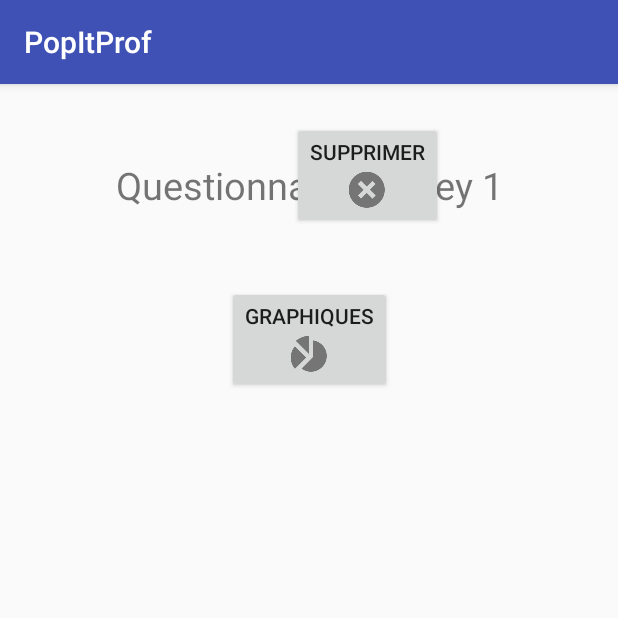
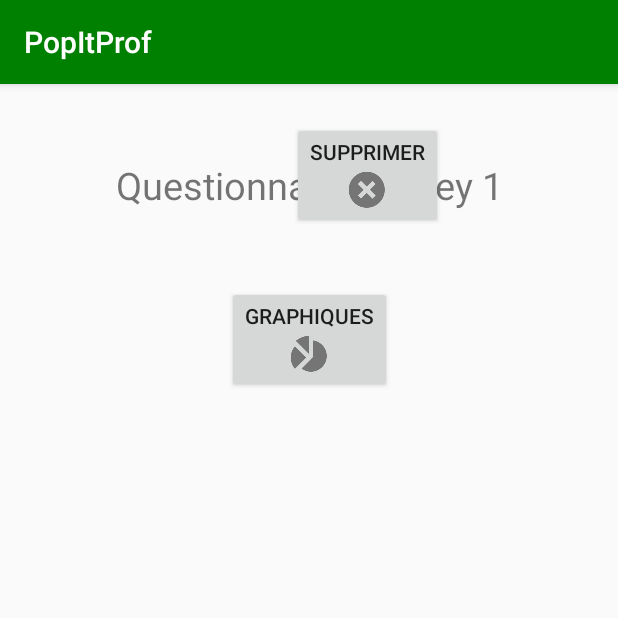
Before and after one commit to JofreyLuc/popit-prof, an Android app: the screen it shows after launch (DashboardActivity), after a tap on "SURVEY 1", on a phone screen of 412 x 824 dp, the top half of it. Run offline under Robolectric (Android 15) with nearby library versions, the phone set to English and light mode, and no system bars.

Commit message:
dots okay et refactoring

```diff
--- a/app/src/main/AndroidManifest.xml
+++ b/app/src/main/AndroidManifest.xml
@@ -11,8 +11,7 @@
         android:theme="@style/AppTheme">
         <activity
             android:name=".Accueil"
-            android:label="@string/app_name"
-            android:theme="@style/AppTheme.NoActionBar">
+            android:label="@string/app_name">
             <intent-filter>
                 <action android:name="android.intent.action.MAIN" />
 
--- a/app/src/main/java/zac/vince/jl/patou/popitprof/Accueil.java
+++ b/app/src/main/java/zac/vince/jl/patou/popitprof/Accueil.java
@@ -8,25 +8,21 @@ import android.support.v7.app.AppCompatActivity;
 import android.view.Menu;
 import android.view.MenuItem;
 
-import java.util.ArrayList;
-import java.util.List;
-
 import zac.vince.jl.patou.popitprof.CompatInterfaces.DashboardLauncher;
-import zac.vince.jl.patou.popitprof.model.Survey;
 import zac.vince.jl.patou.popitprof.persistence.DataStorage;
 
 public class Accueil extends AppCompatActivity implements DashboardLauncher {
 
-    DemoCollectionPagerAdapter mDemoCollectionPagerAdapter;
+    SurveysListPagerAdapter mSurveysListPagerAdapter;
     ViewPager mViewPager;
 
     @Override
     protected void onCreate(Bundle savedInstanceState) {
         super.onCreate(savedInstanceState);
         setContentView(R.layout.activity_accueil);
-        mDemoCollectionPagerAdapter = new DemoCollectionPagerAdapter(getSupportFragmentManager(), DataStorage.getInstance().getSurveys().getSurveysName());
+        mSurveysListPagerAdapter = new SurveysListPagerAdapter(getSupportFragmentManager(), DataStorage.getInstance().getSurveys().getSurveysName());
         mViewPager = (ViewPager) findViewById(R.id.pager);
-        mViewPager.setAdapter(mDemoCollectionPagerAdapter);
+        mViewPager.setAdapter(mSurveysListPagerAdapter);
         TabLayout tabLayout = (TabLayout) findViewById(R.id.tabDots);
         tabLayout.setupWithViewPager(mViewPager, true);
     }
--- a/app/src/main/java/zac/vince/jl/patou/popitprof/ChartsActivity.java
+++ b/app/src/main/java/zac/vince/jl/patou/popitprof/ChartsActivity.java
@@ -52,6 +52,6 @@ public class ChartsActivity extends AppCompatActivity {
     @Override
     protected void onPause() {
         super.onPause();
-        overridePendingTransition(R.anim.stay, R.anim.slide_out_up);
+        overridePendingTransition(R.anim.stay, R.anim.slide_out_down);
     }
 }
--- a/app/src/main/java/zac/vince/jl/patou/popitprof/DashboardActivity.java
+++ b/app/src/main/java/zac/vince/jl/patou/popitprof/DashboardActivity.java
@@ -4,7 +4,6 @@ import android.content.Intent;
 import android.graphics.PointF;
 import android.support.v7.app.AppCompatActivity;
 import android.os.Bundle;
-import android.util.Log;
 import android.view.MotionEvent;
 import android.view.View;
 import android.widget.Button;
@@ -51,7 +50,7 @@ public class DashboardActivity extends AppCompatActivity {
 
     private void deleteSurvey(){
         DataStorage.getInstance().removeSurvey(surveyName);
-        Toast.makeText(this, "Qeustionnaire " + surveyName + "\"supprimé\"", Toast.LENGTH_LONG).show();
+        Toast.makeText(this, "Questionnaire " + surveyName + " \"supprimé\"", Toast.LENGTH_LONG).show();
         finish();
     }
 
@@ -98,6 +97,6 @@ public class DashboardActivity extends AppCompatActivity {
     @Override
     protected void onPause() {
         super.onPause();
-        overridePendingTransition(R.anim.stay, R.anim.slide_out_up);
+        overridePendingTransition(R.anim.stay, R.anim.slide_out_down);
     }
 }
--- a/app/src/main/java/zac/vince/jl/patou/popitprof/DemoCollectionPagerAdapter.java
+++ b/app/src/main/java/zac/vince/jl/patou/popitprof/SurveysListPagerAdapter.java
@@ -13,11 +13,11 @@ import java.util.List;
  * Created by patrick on 3/16/18.
  */
 
-public class DemoCollectionPagerAdapter extends FragmentStatePagerAdapter {
+public class SurveysListPagerAdapter extends FragmentStatePagerAdapter {
 
     private ArrayList<String> surveys;
 
-    public DemoCollectionPagerAdapter(FragmentManager fm, ArrayList<String> surveys) {
+    public SurveysListPagerAdapter(FragmentManager fm, ArrayList<String> surveys) {
         super(fm);
         this.surveys = surveys;
     }
@@ -54,6 +54,6 @@ public class DemoCollectionPagerAdapter extends FragmentStatePagerAdapter {
 
     @Override
     public CharSequence getPageTitle(int position) {
-        return "OBJECT " + (position + 1);
+        return "";
     }
 }
--- a/app/src/main/res/drawable/tab_indicator_default.xml
+++ b/app/src/main/res/drawable/tab_indicator_default.xml
@@ -1,12 +1,10 @@
 <?xml version="1.0" encoding="utf-8"?>
-<layer-list xmlns:android="http://schemas.android.com/apk/res/android">
-    <item>
+
 <shape
+    xmlns:android="http://schemas.android.com/apk/res/android"
     android:innerRadius="0dp"
     android:shape="ring"
     android:thickness="2dp"
     android:useLevel="false">
     <solid android:color="@android:color/darker_gray"/>
 </shape>
-    </item>
-</layer-list>
--- a/app/src/main/res/drawable/tab_indicator_selected.xml
+++ b/app/src/main/res/drawable/tab_indicator_selected.xml
@@ -1,12 +1,10 @@
 <?xml version="1.0" encoding="utf-8"?>
-<layer-list xmlns:android="http://schemas.android.com/apk/res/android">
-    <item>
+
 <shape
+    xmlns:android="http://schemas.android.com/apk/res/android"
     android:innerRadius="0dp"
     android:shape="ring"
     android:thickness="4dp"
     android:useLevel="false">
     <solid android:color="@color/colorAccent"/>
 </shape>
-    </item>
-</layer-list>
--- a/app/src/main/res/values/colors.xml
+++ b/app/src/main/res/values/colors.xml
@@ -1,6 +1,6 @@
 <?xml version="1.0" encoding="utf-8"?>
 <resources>
-    <color name="colorPrimary">#3F51B5</color>
-    <color name="colorPrimaryDark">#303F9F</color>
-    <color name="colorAccent">#FF4081</color>
+    <color name="colorPrimary">#008000</color>
+    <color name="colorPrimaryDark">#006400</color>
+    <color name="colorAccent">#20B2AA</color>
 </resources>
```
Also changed, not shown: app/src/main/res/layout/activity_accueil.xml (+26 -15 lines), app/src/main/res/layout/content_accueil.xml (deleted, +0 -35 lines), app/src/main/res/layout/fragment_surveylisting.xml (+17 -7 lines), app/src/main/res/anim/slide_out_down.xml (renamed from app/src/main/res/anim/slide_out_up.xml). Lines whose indentation alone changed are shown as unchanged.
